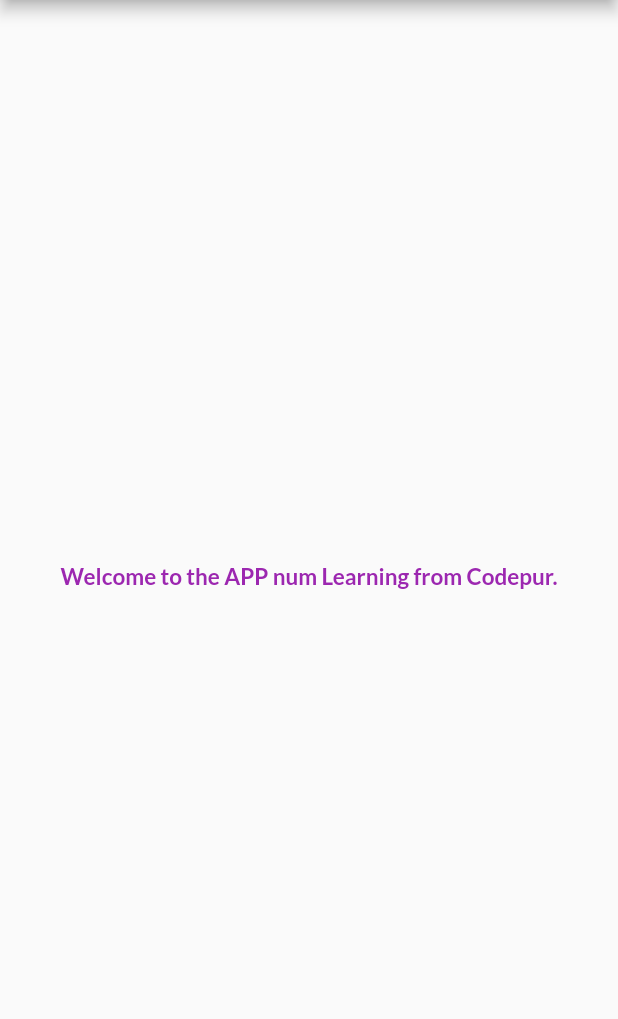
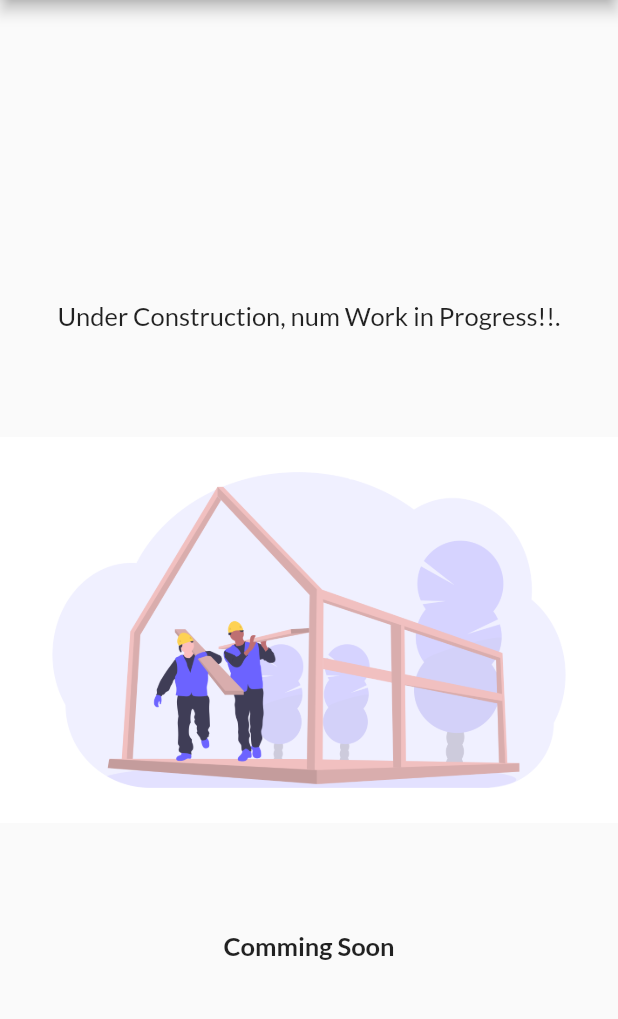
Before and after one commit to PriyangshuJS/Flutter_30, a Flutter app: the Homepage screen opened by its route, on a phone screen of 412 x 824 dp, the part 84-1103 px from its top. Run offline on Flutter 3.47's test engine with Material 2 defaults, Android fonts, the phone set to English and light mode, and no system bars; our stand-ins replace google_fonts.

Commit message:
Changed the homepage by own

```diff
--- a/lib/Pages/home_page.dart
+++ b/lib/Pages/home_page.dart
@@ -2,7 +2,7 @@ import 'package:flutter/material.dart';
 
 class Homepage extends StatelessWidget {
   var nu = 1;
-  String s = "Learning from Codepur.";
+  String s = "Work in Progress!!.";
 
   @override
   Widget build(BuildContext context) {
@@ -10,13 +10,38 @@ class Homepage extends StatelessWidget {
       appBar: AppBar(
         title: Text("APP 1"),
       ),
-      body: Center(
-        child: Text(
-          "Welcome to the APP ${num} $s",
-          style: TextStyle(
-            fontWeight: FontWeight.bold,
-            color: Colors.purple,
-            fontSize: 15,
+      body: SingleChildScrollView(
+        child: Center(
+          child: Column(
+            children: [
+              SizedBox(
+                height: 200.0,
+              ),
+              Text(
+                "Under Construction, ${num} $s",
+                style: TextStyle(
+                  fontSize: 17,
+                ),
+              ),
+              SizedBox(
+                height: 50.0,
+              ),
+              Image.asset(
+                "assets/images/construction.png",
+                fit: BoxFit.contain,
+                height: 300,
+              ),
+              SizedBox(
+                height: 50.0,
+              ),
+              Text(
+                "Comming Soon",
+                style: TextStyle(
+                  fontSize: 17,
+                  fontWeight: FontWeight.bold,
+                ),
+              )
+            ],
           ),
         ),
       ),
```
